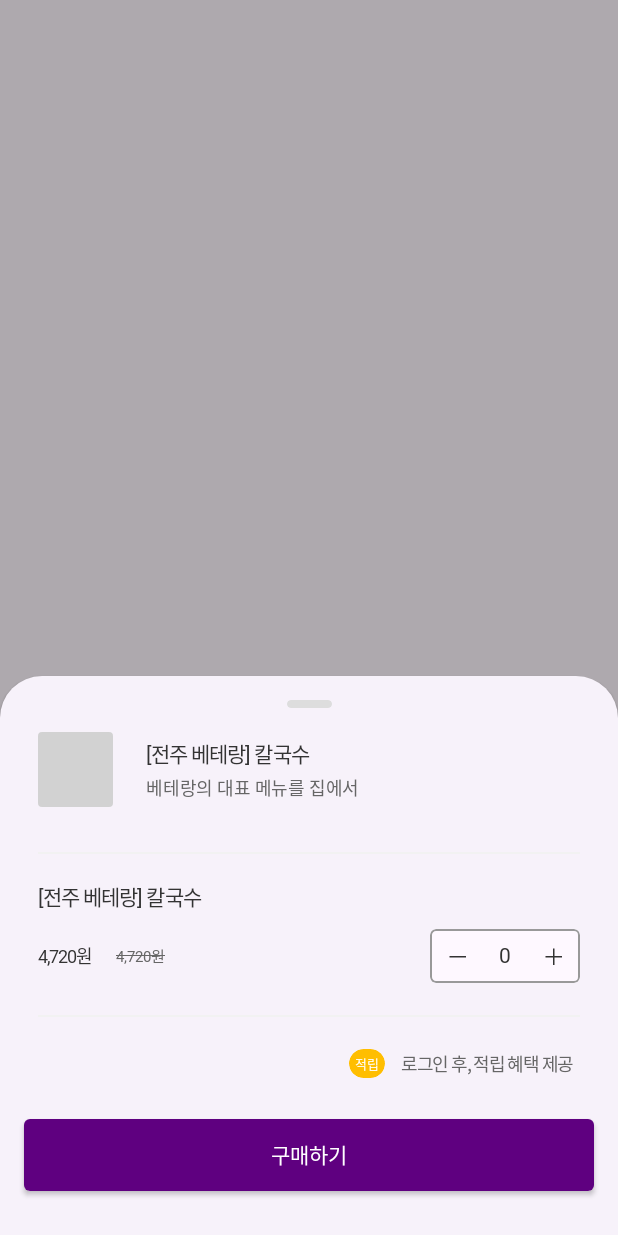
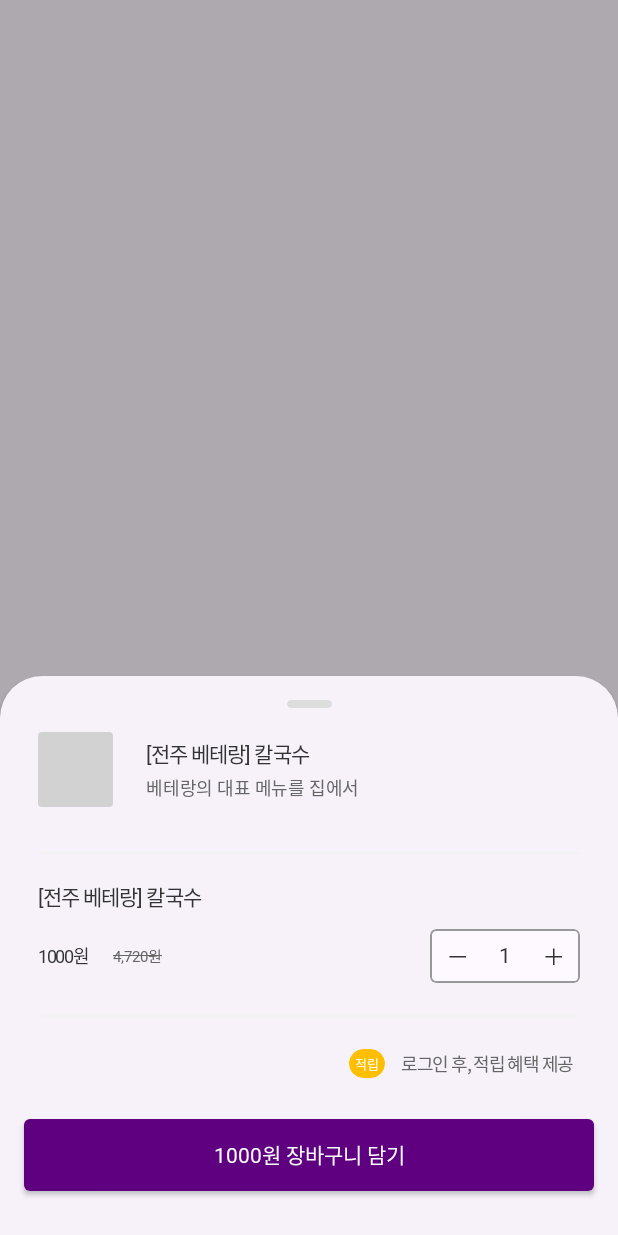
Before and after one commit to DO-SOPT-CDS-APP-7/Kurly-AOS, an Android app: the fragment PurchaseFragment placed in its activity, after a tap on an icon or button, on a phone screen of 412 x 824 dp. Run offline under Robolectric (Android 15) with nearby library versions, the phone set to English and light mode, and no system bars; our stand-ins replace data binding.

```diff
--- a/app/src/main/java/com/example/chicoryaos/ui/purchase/PurchaseFragment.kt
+++ b/app/src/main/java/com/example/chicoryaos/ui/purchase/PurchaseFragment.kt
@@ -29,6 +29,7 @@ class PurchaseFragment : BottomSheetDialogFragment() {
         super.onViewCreated(view, savedInstanceState)
 
         initDataBinding()
+        viewModel.setPurchasePrice(1000)
     }
 
     private fun initDataBinding() {
--- a/app/src/main/java/com/example/chicoryaos/ui/purchase/PurchaseViewModel.kt
+++ b/app/src/main/java/com/example/chicoryaos/ui/purchase/PurchaseViewModel.kt
@@ -5,18 +5,34 @@ import androidx.lifecycle.ViewModel
 
 class PurchaseViewModel : ViewModel() {
     var count = MutableLiveData<Int>()
+    var price = 0
+
+    val calculatePrice = MutableLiveData<Int>()
 
     init {
-        count.value = 0
+        count.value = 1
+        calculatePrice()
     }
 
-    fun increase() {
+    fun countIncrease() {
         count.postValue(count.value?.plus(1))
+        calculatePrice()
     }
 
-    fun decrease() {
-        if (count.value!! > 0) {
+    fun countDecrease() {
+        if (count.value!! > 1) {
             count.postValue(count.value?.minus(1))
         }
+        calculatePrice()
+    }
+
+    private fun calculatePrice() {
+        val totalCount = count.value ?: 0
+        val totalPrice = totalCount * price
+        calculatePrice.postValue(totalPrice)
+    }
+
+    fun setPurchasePrice(newPrice: Int) {
+        price = newPrice
     }
 }
--- a/app/src/main/res/layout/bottom_sheet_fragment_purchase.xml
+++ b/app/src/main/res/layout/bottom_sheet_fragment_purchase.xml
@@ -95,10 +95,11 @@
             android:layout_width="wrap_content"
             android:layout_height="wrap_content"
             android:layout_marginTop="20dp"
-            android:text="4,720원"
+            android:text="@{viewModel.calculatePrice.toString() + '원'}"
             android:textColor="@color/ku_gray6"
             app:layout_constraintStart_toStartOf="@id/tv_middle_title"
-            app:layout_constraintTop_toBottomOf="@id/tv_middle_title" />
+            app:layout_constraintTop_toBottomOf="@id/tv_middle_title"
+            tools:text="4,720원" />
 
         <TextView
             android:id="@+id/tv_original_price"
@@ -142,7 +143,7 @@
                     android:layout_width="wrap_content"
                     android:layout_height="wrap_content"
                     android:background="?android:attr/selectableItemBackground"
-                    android:onClick="@{()->viewModel.decrease()}"
+                    android:onClick="@{()->viewModel.countDecrease()}"
                     android:paddingVertical="6dp"
                     android:paddingStart="6dp"
                     android:paddingEnd="5dp"
@@ -170,7 +171,7 @@
                     android:layout_width="wrap_content"
                     android:layout_height="wrap_content"
                     android:background="?android:attr/selectableItemBackground"
-                    android:onClick="@{()->viewModel.increase()}"
+                    android:onClick="@{()->viewModel.countIncrease()}"
                     android:paddingVertical="6dp"
                     android:paddingStart="5dp"
                     android:paddingEnd="6dp"
@@ -241,13 +242,14 @@
             android:layout_marginTop="27dp"
             android:layout_marginBottom="30dp"
             android:background="@drawable/shape_purple_fill_4_rect"
-            android:text="@string/detail_btn_purchase"
+            android:text="@{@string/purchase_price_text(viewModel.calculatePrice.toString())}"
             android:textColor="@color/ku_white"
             app:layout_constraintBottom_toBottomOf="parent"
             app:layout_constraintEnd_toEndOf="parent"
             app:layout_constraintStart_toStartOf="parent"
             app:layout_constraintTop_toBottomOf="@id/mcv_save_yello"
-            app:layout_constraintVertical_bias="0.497" />
+            app:layout_constraintVertical_bias="0.497"
+            tools:text="구매하기" />
 
     </androidx.constraintlayout.widget.ConstraintLayout>
 </layout>
--- a/app/src/main/res/values/strings.xml
+++ b/app/src/main/res/values/strings.xml
@@ -5,4 +5,6 @@
     <string name="purchase_str_ave">적립</string>
     <string name="purchase_str_save_description">로그인 후, 적립 혜택 제공</string>
     <string name="purchase_num_zero">0</string>
+    <string name="purchase_price_text">%s원 장바구니 담기</string>
+
 </resources>
```
